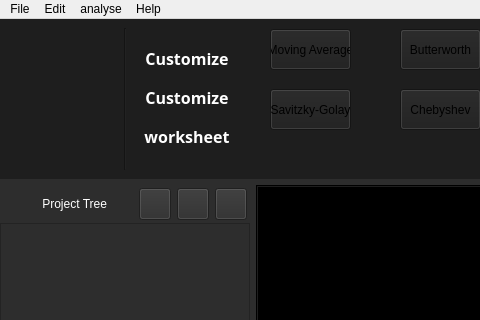
Before: the Qt Designer form form.ui in Meliani-Mehdi/Graphite_QT, drawn with Qt 5; both pictures show x 0 to 480 and y 0 to 320 of the 1200 by 673 pixel window.
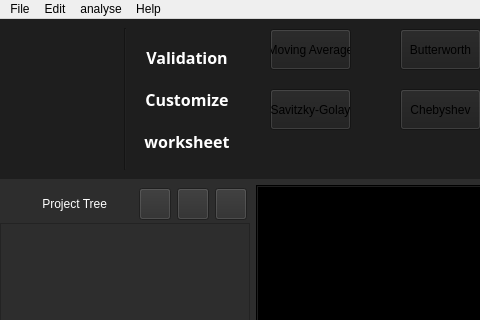
After: the same form once the commit is applied. Icons and pictures are not drawn.

What changed in the file:
```diff
--- a/form.ui
+++ b/form.ui
@@ -18,9 +18,7 @@
     <normaloff>assets/Graphite.png</normaloff>assets/Graphite.png</iconset>
   </property>
   <property name="styleSheet">
-   <string notr="true">QLabel {
-    color: black;
-}</string>
+   <string notr="true"/>
   </property>
   <property name="iconSize">
    <size>
@@ -142,7 +140,7 @@
                  <property name="minimumSize">
                   <size>
                    <width>0</width>
-                   <height>0</height>
+                   <height>32</height>
                   </size>
                  </property>
                  <property name="maximumSize">
@@ -170,7 +168,17 @@
 }</string>
                  </property>
                  <property name="text">
-                  <string>Customize</string>
+                  <string>Validation</string>
+                 </property>
+                 <property name="icon">
+                  <iconset>
+                   <normaloff>assets/hypothesis.png</normaloff>assets/hypothesis.png</iconset>
+                 </property>
+                 <property name="iconSize">
+                  <size>
+                   <width>28</width>
+                   <height>28</height>
+                  </size>
                  </property>
                 </widget>
                </item>
@@ -179,7 +187,7 @@
                  <property name="minimumSize">
                   <size>
                    <width>0</width>
-                   <height>0</height>
+                   <height>32</height>
                   </size>
                  </property>
                  <property name="maximumSize">
@@ -229,7 +237,7 @@
                  <property name="minimumSize">
                   <size>
                    <width>0</width>
-                   <height>0</height>
+                   <height>32</height>
                   </size>
                  </property>
                  <property name="maximumSize">
```
Left out of the diff: 20 changed lines with no effect on the pictures.
